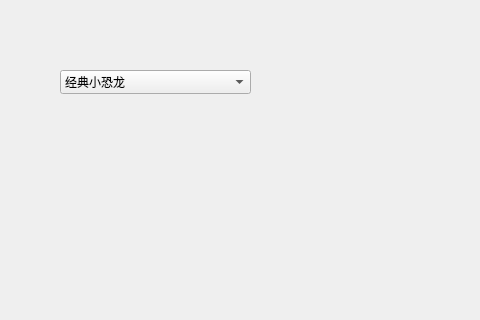
First picture: the form in project/character.ui, repository aaaMsLIUfruit/RunningDino, before the edit; both pictures show x 520 to 1000 and y 0 to 320 of the 1000 by 524 pixel window.
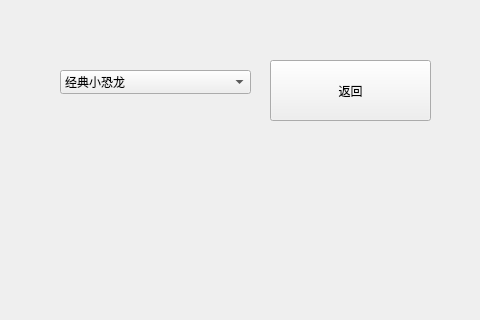
Second picture: the form after the edit.

```diff
--- a/project/character.ui
+++ b/project/character.ui
@@ -57,6 +57,19 @@
     </property>
    </item>
   </widget>
+  <widget class="QPushButton" name="returnButton">
+   <property name="geometry">
+    <rect>
+     <x>790</x>
+     <y>60</y>
+     <width>161</width>
+     <height>61</height>
+    </rect>
+   </property>
+   <property name="text">
+    <string>返回</string>
+   </property>
+  </widget>
  </widget>
  <resources/>
  <connections/>
```
